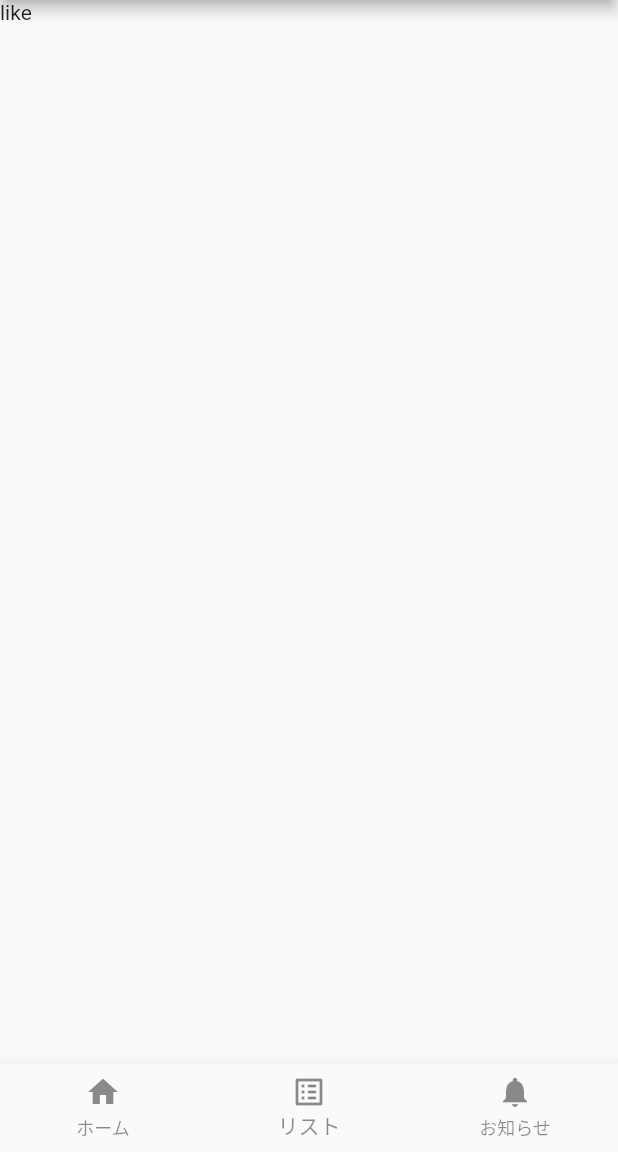
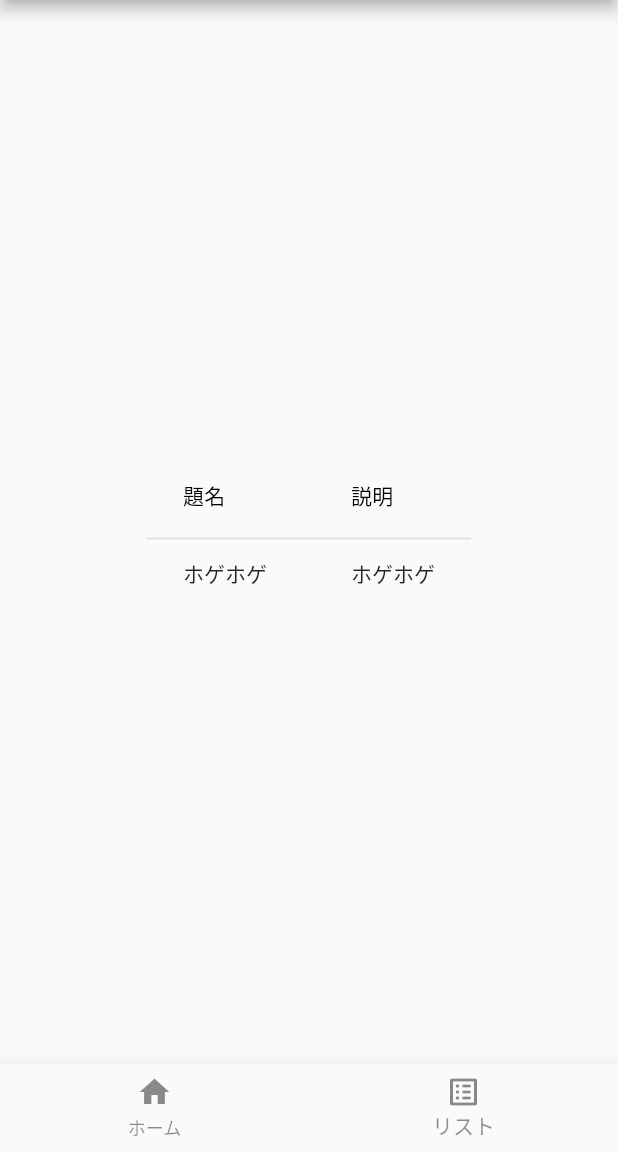
Before and after one commit to mnt3710/mobile-article-swipe, a Flutter app: the screen it shows after launch, item 2 of the bottom bar chosen, on a phone screen of 412 x 824 dp, the part 84-1236 px from its top. Run offline on Flutter 3.47's test engine with Material 2 defaults, Android fonts, the phone set to English and light mode, and no system bars; our stand-ins replace swipe_cards.

Commit message:
listPage作成

```diff
--- a/lib/home.dart
+++ b/lib/home.dart
@@ -1,5 +1,6 @@
 import 'package:flutter/material.dart';
-import './tab/home_page.dart';
+import './page/home_page.dart';
+import './page/list_page.dart';
 
 class MyHomePage extends StatefulWidget {
   MyHomePage({Key? key}) : super(key: key);
@@ -31,7 +32,7 @@ class _MyHomePage extends State<MyHomePage> {
       body: _currentIndex == 0
           ? HomePage()
           : _currentIndex == 1
-              ? Text("like")
+              ? ListPage()
               : Text("notice"),
       bottomNavigationBar: BottomNavigationBar(
         unselectedItemColor: Colors.black45,
@@ -40,8 +41,6 @@ class _MyHomePage extends State<MyHomePage> {
           BottomNavigationBarItem(icon: Icon(Icons.home), label: 'ホーム'),
           BottomNavigationBarItem(
               icon: Icon(Icons.list_alt_rounded), label: 'リスト'),
-          BottomNavigationBarItem(
-              icon: Icon(Icons.notifications), label: 'お知らせ'),
         ],
         currentIndex: _currentIndex,
         onTap: _onItemTapped,
--- /dev/null
+++ b/lib/page/list_page.dart
@@ -0,0 +1,25 @@
+import "package:flutter/material.dart";
+
+class ListPage extends StatefulWidget {
+  ListPage({Key? key}) : super(key: key);
+
+  @override
+  _ListPage createState() => _ListPage();
+}
+
+class _ListPage extends State<ListPage> {
+  @override
+  Widget build(BuildContext context) {
+    return Center(
+        child: Container(
+            child: DataTable(
+      columns: [
+        DataColumn(label: Text("題名")),
+        DataColumn(label: Text("説明")),
+      ],
+      rows: [
+        DataRow(cells: [DataCell(Text("ホゲホゲ")), DataCell(Text('ホゲホゲ'))])
+      ],
+    )));
+  }
+}
```
Also changed, not shown: lib/page/home_page.dart (renamed from lib/tab/home_page.dart).
